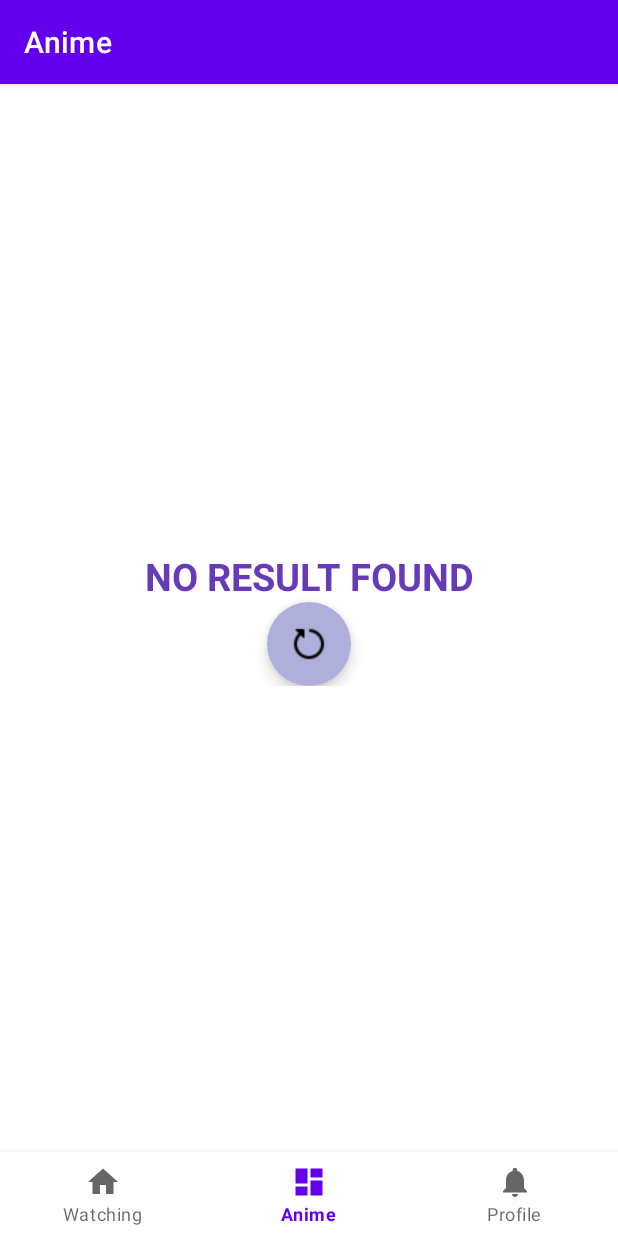
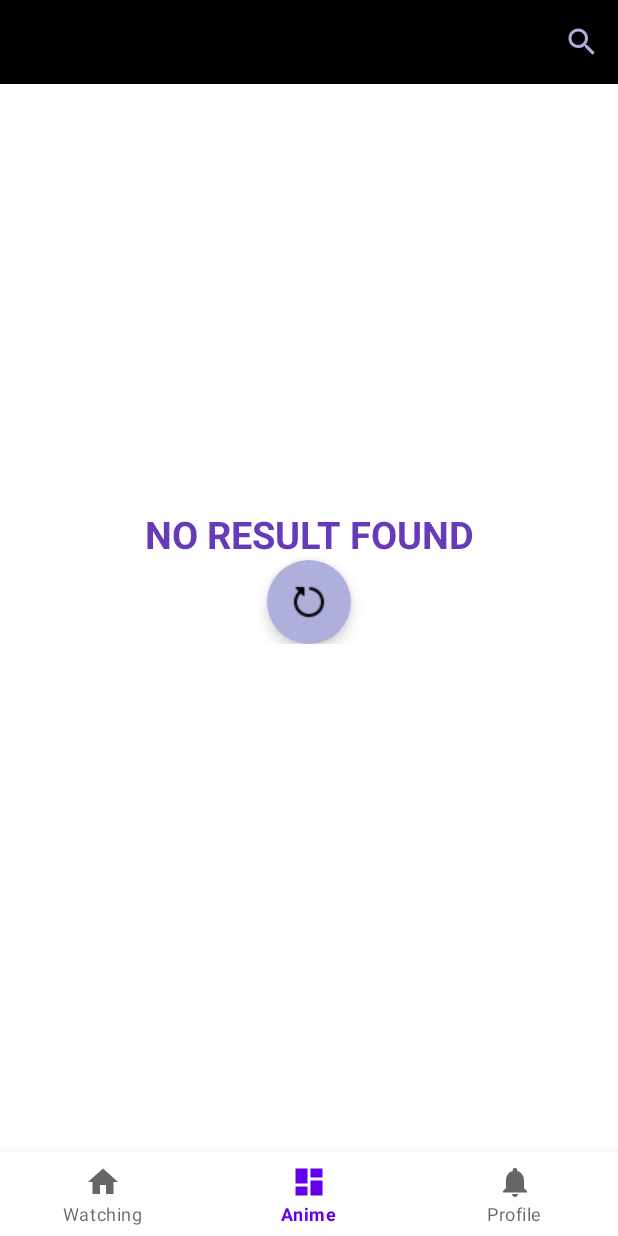
Before and after one commit to eloix2/Anikiwi, an Android app: the AnimeFragment screen opened through its navigation route, on a phone screen of 412 x 824 dp. Run offline under Robolectric (Android 15) with nearby library versions, the phone set to English and light mode, and no system bars; our stand-ins replace navigation-ui; pictures from the network do not load.

Commit message:
Changed ActionBar to CustomToolbar
I never knew this would be this hard...
I'm sorry me from the past.

```diff
--- a/app/src/main/java/com/example/anikiwi/MainActivity.java
+++ b/app/src/main/java/com/example/anikiwi/MainActivity.java
@@ -2,6 +2,7 @@ package com.example.anikiwi;
 
 import android.os.Bundle;
 
+import com.example.anikiwi.ui.anime.AnimeFragment;
 import com.google.android.material.bottomnavigation.BottomNavigationView;
 
 import androidx.appcompat.app.AppCompatActivity;
@@ -30,8 +31,11 @@ public class MainActivity extends AppCompatActivity {
                 R.id.navigation_watching, R.id.navigation_anime, R.id.navigation_profile)
                 .build();
         NavController navController = Navigation.findNavController(this, R.id.nav_host_fragment_activity_main);
-        NavigationUI.setupActionBarWithNavController(this, navController, appBarConfiguration);
+        // Esta linea nauseabunda ha causado que mi app se rompa por 7 horas
+        //NavigationUI.setupActionBarWithNavController(this, navController, appBarConfiguration);
         NavigationUI.setupWithNavController(binding.navView, navController);
     }
 
+
+
 }
--- a/app/src/main/java/com/example/anikiwi/ui/anime/AnimeFragment.java
+++ b/app/src/main/java/com/example/anikiwi/ui/anime/AnimeFragment.java
@@ -5,6 +5,9 @@ import android.os.Bundle;
 import android.os.Handler;
 import android.os.Looper;
 import android.view.LayoutInflater;
+import android.view.Menu;
+import android.view.MenuInflater;
+import android.view.MenuItem;
 import android.view.View;
 import android.view.ViewGroup;
 import android.widget.LinearLayout;
@@ -14,13 +17,19 @@ import android.widget.TextView;
 import android.widget.Toast;
 
 import androidx.annotation.NonNull;
+import androidx.appcompat.app.AppCompatActivity;
+import androidx.appcompat.widget.Toolbar;
+import androidx.core.view.MenuProvider;
 import androidx.fragment.app.Fragment;
+import androidx.lifecycle.Lifecycle;
 import androidx.lifecycle.Observer;
 import androidx.lifecycle.ViewModelProvider;
 import androidx.recyclerview.widget.GridLayoutManager;
 import androidx.recyclerview.widget.LinearLayoutManager;
 import androidx.recyclerview.widget.RecyclerView;
 
+import com.example.anikiwi.MainActivity;
+import com.example.anikiwi.R;
 import com.example.anikiwi.adapter.AnimeAdapter;
 import com.example.anikiwi.databinding.FragmentAnimeBinding;
 import com.example.anikiwi.networking.Anime;
@@ -43,6 +52,7 @@ public class AnimeFragment extends Fragment implements AnimeAdapter.ItemClickLis
 
     public View onCreateView(@NonNull LayoutInflater inflater,
                              ViewGroup container, Bundle savedInstanceState) {
+
         AnimeViewModel animeViewModel =
                 new ViewModelProvider(this).get(AnimeViewModel.class);
         animeViewModel.init();
@@ -52,21 +62,52 @@ public class AnimeFragment extends Fragment implements AnimeAdapter.ItemClickLis
         floatingActionButtonRetry = binding.fabRetry;
         noResult = binding.tvErrorAnime;
         progressBar = binding.pbAnime;
-        floatingActionButtonRetry.setOnClickListener(new View.OnClickListener() {
-            @Override
-            public void onClick(View v) {
-                //TODO: mirar que esto funcione update: parece que funciona
-                progressBar.setVisibility(View.VISIBLE);
-                floatingActionButtonRetry.setVisibility(View.GONE);
-                noResult.setVisibility(View.GONE);
-                animeViewModel.refreshAnimes();
-            }
+
+        // Custom Toolbar
+        setFragmentToolbar(root);
+        setToolbarMenu();
+
+        // Retry button
+        floatingActionButtonRetry.setOnClickListener(v -> {
+            progressBar.setVisibility(View.VISIBLE);
+            floatingActionButtonRetry.setVisibility(View.GONE);
+            noResult.setVisibility(View.GONE);
+            animeViewModel.refreshAnimes();
         });
 
         initObserver(animeViewModel);
         initRecyclerView();
         initScrollListener(animeViewModel);
         return root;
+    }
+
+    // Sets the toolbar for the fragment
+    private void setFragmentToolbar(View root) {
+        // Find the Toolbar in the fragment's layout
+        Toolbar toolbar = root.findViewById(R.id.custom_Toolbar);
+        toolbar.setTitle("Animes");
+        // Set the Toolbar as the ActionBar
+        ((AppCompatActivity) requireActivity()).setSupportActionBar(toolbar);
+    }
+    // Sets the menu for the toolbar
+    private void setToolbarMenu() {
+        requireActivity().addMenuProvider(new MenuProvider() {
+            @Override
+            public void onCreateMenu(@NonNull Menu menu, @NonNull MenuInflater menuInflater) {
+                menuInflater.inflate(R.menu.toolbar_menu, menu);
+            }
+
+            @Override
+            public boolean onMenuItemSelected(@NonNull MenuItem menuItem) {
+                // Add else ifs for other menu items here
+                if (menuItem.getItemId() == R.id.action_search) {
+                    // Handle search icon press
+                    Toast.makeText(getContext(), "Search icon pressed", Toast.LENGTH_SHORT).show();
+                    return true;
+                }
+                return false;
+            }
+        }, getViewLifecycleOwner(), Lifecycle.State.RESUMED);
     }
 
     private void initObserver(AnimeViewModel animeViewModel){
--- a/app/src/main/java/com/example/anikiwi/ui/animedata/AnimeDataActivity.java
+++ b/app/src/main/java/com/example/anikiwi/ui/animedata/AnimeDataActivity.java
@@ -2,10 +2,12 @@ package com.example.anikiwi.ui.animedata;
 
 import android.os.Bundle;
 import android.view.MenuItem;
+import android.view.View;
 import android.widget.TextView;
 
 import androidx.appcompat.app.ActionBar;
 import androidx.appcompat.app.AppCompatActivity;
+import androidx.appcompat.widget.Toolbar;
 import androidx.lifecycle.ViewModelProvider;
 
 import com.bumptech.glide.Glide;
@@ -26,6 +28,7 @@ public class AnimeDataActivity extends AppCompatActivity {
         binding = ActivityAnimeDataBinding.inflate(getLayoutInflater());
         setContentView(binding.getRoot());
 
+        setActivityToolbar(binding.getRoot());
         // Add back button
         ActionBar actionBar = getSupportActionBar();
         if (actionBar != null) {
@@ -66,6 +69,14 @@ public class AnimeDataActivity extends AppCompatActivity {
             }
         });
     }
+    // Sets the toolbar for the fragment
+    private void setActivityToolbar(View root) {
+        // Find the Toolbar in the fragment's layout
+        Toolbar toolbar = root.findViewById(R.id.custom_Toolbar);
+        toolbar.setTitle("Anime Data");
+        // Set the Toolbar as the ActionBar
+        (this).setSupportActionBar(toolbar);
+    }
 
     //add back button functionality replicating the behaviour of real android back button
     @Override
--- /dev/null
+++ b/app/src/main/res/drawable/baseline_search_24.xml
@@ -0,0 +1,5 @@
+<vector android:height="24dp" android:tint="#afafdc"
+    android:viewportHeight="24" android:viewportWidth="24"
+    android:width="24dp" xmlns:android="http://schemas.android.com/apk/res/android">
+    <path android:fillColor="@android:color/white" android:pathData="M15.5,14h-0.79l-0.28,-0.27C15.41,12.59 16,11.11 16,9.5 16,5.91 13.09,3 9.5,3S3,5.91 3,9.5 5.91,16 9.5,16c1.61,0 3.09,-0.59 4.23,-1.57l0.27,0.28v0.79l5,4.99L20.49,19l-4.99,-5zM9.5,14C7.01,14 5,11.99 5,9.5S7.01,5 9.5,5 14,7.01 14,9.5 11.99,14 9.5,14z"/>
+</vector>
--- a/app/src/main/res/layout/activity_anime_data.xml
+++ b/app/src/main/res/layout/activity_anime_data.xml
@@ -6,6 +6,9 @@
     android:layout_height="match_parent"
     android:orientation="vertical"
     >
+    <include
+        android:id="@+id/custom_Toolbar"
+        layout="@layout/custom_toolbar_layout" />
 <RelativeLayout
     android:layout_width="wrap_content"
     android:layout_height="wrap_content">
--- /dev/null
+++ b/app/src/main/res/layout/custom_toolbar_layout.xml
@@ -0,0 +1,22 @@
+<androidx.appcompat.widget.Toolbar
+    xmlns:android="http://schemas.android.com/apk/res/android"
+    xmlns:app="http://schemas.android.com/apk/res-auto"
+    android:id="@+id/custom_Toolbar"
+    android:layout_width="match_parent"
+    android:layout_height="?attr/actionBarSize"
+    android:background="@color/black"
+    app:contentInsetStart="0dp"
+    app:contentInsetStartWithNavigation="0dp">
+
+    <!-- Add any other views you want in the toolbar here -->
+    <TextView
+        android:id="@+id/tvToolbarTitle"
+        android:layout_width="wrap_content"
+        android:layout_height="wrap_content"
+        android:layout_gravity="start"
+        android:layout_marginStart="15dp"
+        android:textColor="@color/white"
+        android:textSize="20sp"
+        android:textStyle="bold" />
+
+</androidx.appcompat.widget.Toolbar>
--- a/app/src/main/res/layout/fragment_anime.xml
+++ b/app/src/main/res/layout/fragment_anime.xml
@@ -6,10 +6,18 @@
     android:layout_height="match_parent"
     tools:context=".ui.anime.AnimeFragment">
 
+    <include
+        android:id="@+id/custom_Toolbar"
+        layout="@layout/custom_toolbar_layout" />
+
     <androidx.recyclerview.widget.RecyclerView
         android:id="@+id/rv_anime"
         android:layout_width="match_parent"
-        android:layout_height="match_parent" />
+        android:layout_height="0dp"
+        app:layout_constraintTop_toBottomOf="@id/custom_Toolbar"
+        app:layout_constraintBottom_toBottomOf="parent"
+        app:layout_constraintStart_toStartOf="parent"
+        app:layout_constraintEnd_toEndOf="parent" />
 
 
     <LinearLayout
--- /dev/null
+++ b/app/src/main/res/menu/toolbar_menu.xml
@@ -0,0 +1,10 @@
+<?xml version="1.0" encoding="utf-8"?>
+<menu xmlns:android="http://schemas.android.com/apk/res/android"
+    xmlns:app="http://schemas.android.com/apk/res-auto">
+    <item
+        android:id="@+id/action_search"
+        android:title="@string/search"
+        android:icon="@drawable/baseline_search_24"
+        app:showAsAction="always" />
+    <!-- Add more menu items if needed -->
+</menu>
--- a/app/src/main/res/values-night/themes.xml
+++ b/app/src/main/res/values-night/themes.xml
@@ -1,6 +1,6 @@
 <resources xmlns:tools="http://schemas.android.com/tools">
     <!-- Base application theme. -->
-    <style name="Theme.Anikiwi" parent="Theme.MaterialComponents.DayNight.DarkActionBar">
+    <style name="Theme.Anikiwi" parent="Theme.MaterialComponents.DayNight.NoActionBar">
         <!-- Primary brand color. -->
         <item name="colorPrimary">@color/purple_200</item>
         <item name="colorPrimaryVariant">@color/purple_700</item>
--- a/app/src/main/res/values/strings.xml
+++ b/app/src/main/res/values/strings.xml
@@ -9,4 +9,6 @@
     <string name="no_result_found">NO RESULT FOUND</string>
     <string name="retry">Retry</string>
     <string name="logout">Logout</string>
+    <string name="search">Search</string>
+    <string name="anikiwi">Anikiwi</string>
 </resources>
--- a/app/src/main/res/values/themes.xml
+++ b/app/src/main/res/values/themes.xml
@@ -1,6 +1,6 @@
 <resources xmlns:tools="http://schemas.android.com/tools">
     <!-- Base application theme. -->
-    <style name="Theme.Anikiwi" parent="Theme.MaterialComponents.DayNight.DarkActionBar">
+    <style name="Theme.Anikiwi" parent="Theme.MaterialComponents.DayNight.NoActionBar">
         <!-- Primary brand color. -->
         <item name="colorPrimary">@color/purple_500</item>
         <item name="colorPrimaryVariant">@color/tropical_indigo</item>
```
